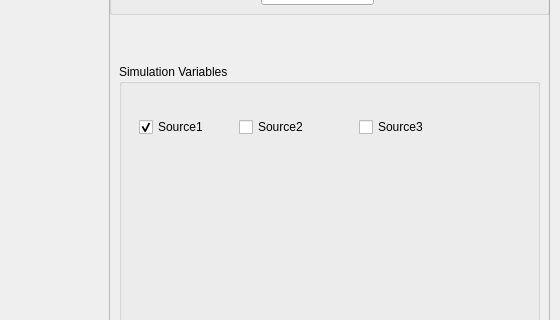
This is mainwindow.ui in gurbinder533/3D_fluid_simulation as Qt 5 draws it before an edit; both pictures show x 640 to 1200 and y 312 to 632 of the 1200 by 800 pixel window. The edited form follows.
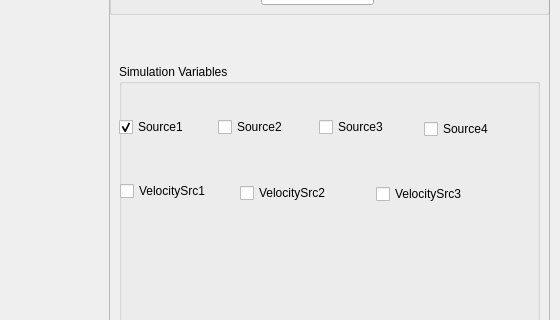
This is the edited form. Custom widgets are drawn as their Qt base class.

Patch:
```diff
--- a/mainwindow.ui
+++ b/mainwindow.ui
@@ -229,10 +229,13 @@
      <property name="title">
       <string>Simulation Variables</string>
      </property>
+     <property name="checkable">
+      <bool>false</bool>
+     </property>
      <widget class="QCheckBox" name="source1">
       <property name="geometry">
        <rect>
-        <x>20</x>
+        <x>0</x>
         <y>50</y>
         <width>95</width>
         <height>26</height>
@@ -251,7 +254,7 @@
      <widget class="QCheckBox" name="source2">
       <property name="geometry">
        <rect>
-        <x>120</x>
+        <x>99</x>
         <y>50</y>
         <width>95</width>
         <height>26</height>
@@ -264,7 +267,7 @@
      <widget class="QCheckBox" name="source3">
       <property name="geometry">
        <rect>
-        <x>240</x>
+        <x>200</x>
         <y>50</y>
         <width>95</width>
         <height>26</height>
@@ -274,6 +277,61 @@
        <string>Source3</string>
       </property>
      </widget>
+     <widget class="QCheckBox" name="source4">
+      <property name="geometry">
+       <rect>
+        <x>305</x>
+        <y>52</y>
+        <width>95</width>
+        <height>26</height>
+       </rect>
+      </property>
+      <property name="text">
+       <string>Source4</string>
+      </property>
+     </widget>
+     <widget class="QCheckBox" name="velSrc1">
+      <property name="geometry">
+       <rect>
+        <x>1</x>
+        <y>114</y>
+        <width>111</width>
+        <height>26</height>
+       </rect>
+      </property>
+      <property name="text">
+       <string>VelocitySrc1</string>
+      </property>
+      <property name="checked">
+       <bool>false</bool>
+      </property>
+     </widget>
+     <widget class="QCheckBox" name="velSrc2">
+      <property name="geometry">
+       <rect>
+        <x>121</x>
+        <y>116</y>
+        <width>111</width>
+        <height>26</height>
+       </rect>
+      </property>
+      <property name="text">
+       <string>VelocitySrc2</string>
+      </property>
+     </widget>
+     <widget class="QCheckBox" name="velSrc3">
+      <property name="geometry">
+       <rect>
+        <x>257</x>
+        <y>117</y>
+        <width>111</width>
+        <height>26</height>
+       </rect>
+      </property>
+      <property name="text">
+       <string>VelocitySrc3</string>
+      </property>
+     </widget>
     </widget>
    </widget>
   </widget>
```
